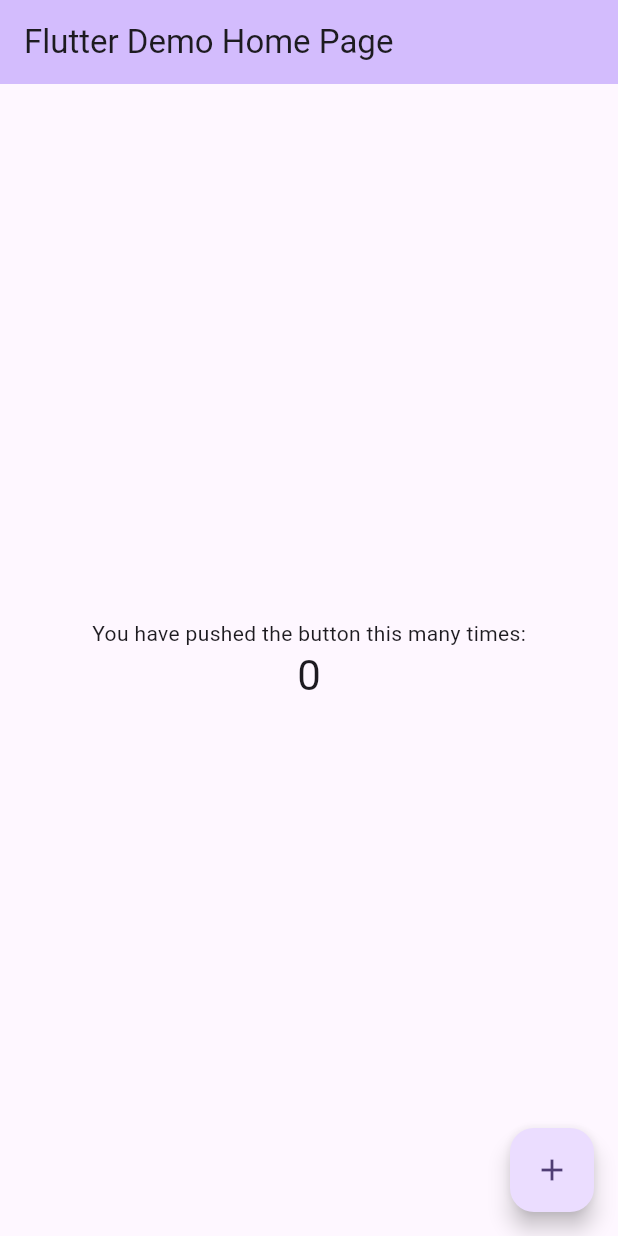
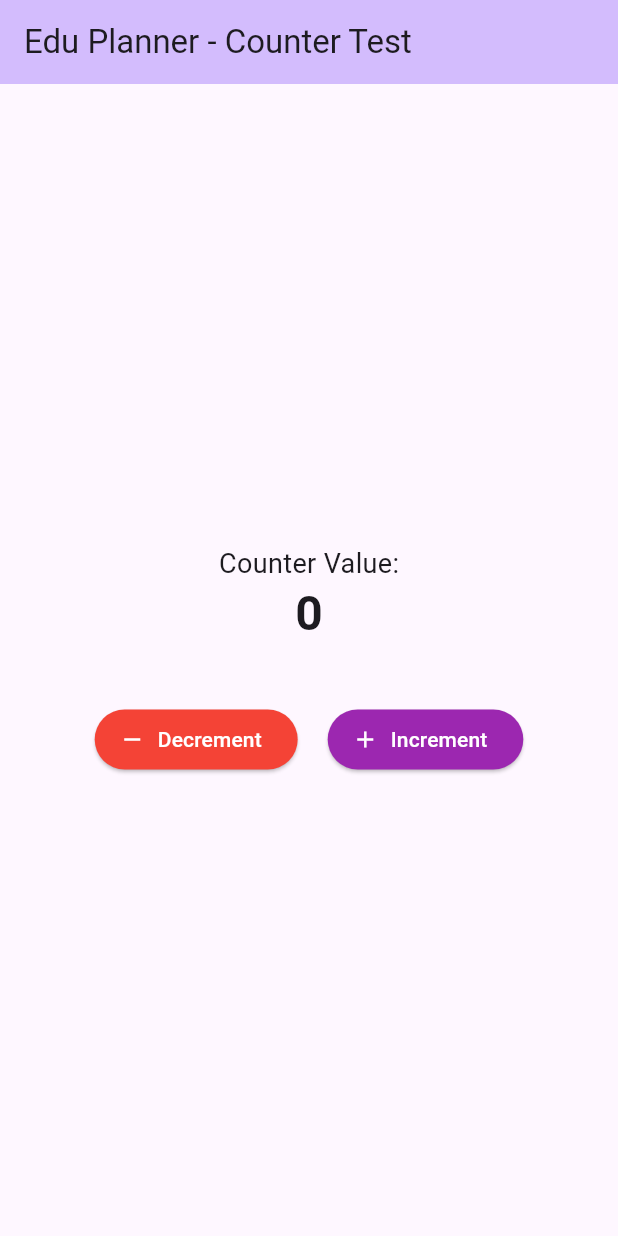
Before and after one commit to ibrahim-shahin23/edu-planner, a Flutter app: the screen it shows after launch, on a phone screen of 412 x 824 dp. Run offline on Flutter 3.47's test engine with Material 3 defaults, Android fonts, the phone set to English and light mode, and no system bars.

Commit message:
add increment and decrement buttons

```diff
--- a/lib/main.dart
+++ b/lib/main.dart
@@ -7,45 +7,21 @@ void main() {
 class MyApp extends StatelessWidget {
   const MyApp({super.key});
 
-  // This widget is the root of your application.
   @override
   Widget build(BuildContext context) {
     return MaterialApp(
-      title: 'Flutter Demo',
+      title: 'Edu Planner Counter',
       theme: ThemeData(
-        // This is the theme of your application.
-        //
-        // TRY THIS: Try running your application with "flutter run". You'll see
-        // the application has a purple toolbar. Then, without quitting the app,
-        // try changing the seedColor in the colorScheme below to Colors.green
-        // and then invoke "hot reload" (save your changes or press the "hot
-        // reload" button in a Flutter-supported IDE, or press "r" if you used
-        // the command line to start the app).
-        //
-        // Notice that the counter didn't reset back to zero; the application
-        // state is not lost during the reload. To reset the state, use hot
-        // restart instead.
-        //
-        // This works for code too, not just values: Most code changes can be
-        // tested with just a hot reload.
-        colorScheme: .fromSeed(seedColor: Colors.deepPurple),
+        colorScheme: ColorScheme.fromSeed(seedColor: Colors.deepPurple),
+        useMaterial3: true,
       ),
-      home: const MyHomePage(title: 'Flutter Demo Home Page'),
+      home: const MyHomePage(title: 'Edu Planner - Counter Test'),
     );
   }
 }
 
 class MyHomePage extends StatefulWidget {
   const MyHomePage({super.key, required this.title});
-
-  // This widget is the home page of your application. It is stateful, meaning
-  // that it has a State object (defined below) that contains fields that affect
-  // how it looks.
-
-  // This class is the configuration for the state. It holds the values (in this
-  // case the title) provided by the parent (in this case the App widget) and
-  // used by the build method of the State. Fields in a Widget subclass are
-  // always marked "final".
 
   final String title;
 
@@ -58,65 +34,67 @@ class _MyHomePageState extends State<MyHomePage> {
 
   void _incrementCounter() {
     setState(() {
-      // This call to setState tells the Flutter framework that something has
-      // changed in this State, which causes it to rerun the build method below
-      // so that the display can reflect the updated values. If we changed
-      // _counter without calling setState(), then the build method would not be
-      // called again, and so nothing would appear to happen.
       _counter++;
+    });
+  }
+
+  void _decrementCounter() {
+    setState(() {
+      _counter--;
     });
   }
 
   @override
   Widget build(BuildContext context) {
-    // This method is rerun every time setState is called, for instance as done
-    // by the _incrementCounter method above.
-    //
-    // The Flutter framework has been optimized to make rerunning build methods
-    // fast, so that you can just rebuild anything that needs updating rather
-    // than having to individually change instances of widgets.
     return Scaffold(
       appBar: AppBar(
-        // TRY THIS: Try changing the color here to a specific color (to
-        // Colors.amber, perhaps?) and trigger a hot reload to see the AppBar
-        // change color while the other colors stay the same.
         backgroundColor: Theme.of(context).colorScheme.inversePrimary,
-        // Here we take the value from the MyHomePage object that was created by
-        // the App.build method, and use it to set our appbar title.
         title: Text(widget.title),
       ),
       body: Center(
-        // Center is a layout widget. It takes a single child and positions it
-        // in the middle of the parent.
         child: Column(
-          // Column is also a layout widget. It takes a list of children and
-          // arranges them vertically. By default, it sizes itself to fit its
-          // children horizontally, and tries to be as tall as its parent.
-          //
-          // Column has various properties to control how it sizes itself and
-          // how it positions its children. Here we use mainAxisAlignment to
-          // center the children vertically; the main axis here is the vertical
-          // axis because Columns are vertical (the cross axis would be
-          // horizontal).
-          //
-          // TRY THIS: Invoke "debug painting" (choose the "Toggle Debug Paint"
-          // action in the IDE, or press "p" in the console), to see the
-          // wireframe for each widget.
-          mainAxisAlignment: .center,
+          mainAxisAlignment: MainAxisAlignment.center,
           children: [
-            const Text('You have pushed the button this many times:'),
+            const Text(
+              'Counter Value:',
+              style: TextStyle(fontSize: 18),
+            ),
             Text(
               '$_counter',
-              style: Theme.of(context).textTheme.headlineMedium,
+              style: Theme.of(context).textTheme.headlineLarge?.copyWith(
+                    fontWeight: FontWeight.bold,
+                  ),
+            ),
+            const SizedBox(height: 40),
+
+            // Row container to position buttons side-by-side
+            Row(
+              mainAxisAlignment: MainAxisAlignment.center,
+              children: [
+                ElevatedButton.icon(
+                  onPressed: _decrementCounter,
+                  icon: const Icon(Icons.remove),
+                  label: const Text('Decrement'),
+                  style: ElevatedButton.styleFrom(
+                    backgroundColor: Colors.red,
+                    foregroundColor: Colors.white,
+                  ),
+                ),
+                const SizedBox(width: 20),
+                ElevatedButton.icon(
+                  onPressed: _incrementCounter,
+                  icon: const Icon(Icons.add),
+                  label: const Text('Increment'),
+                  style: ElevatedButton.styleFrom(
+                    backgroundColor: Colors.purple,
+                    foregroundColor: Colors.white,
+                  ),
+                ),
+              ],
             ),
           ],
         ),
       ),
-      floatingActionButton: FloatingActionButton(
-        onPressed: _incrementCounter,
-        tooltip: 'Increment',
-        child: const Icon(Icons.add),
-      ),
     );
   }
 }
```
